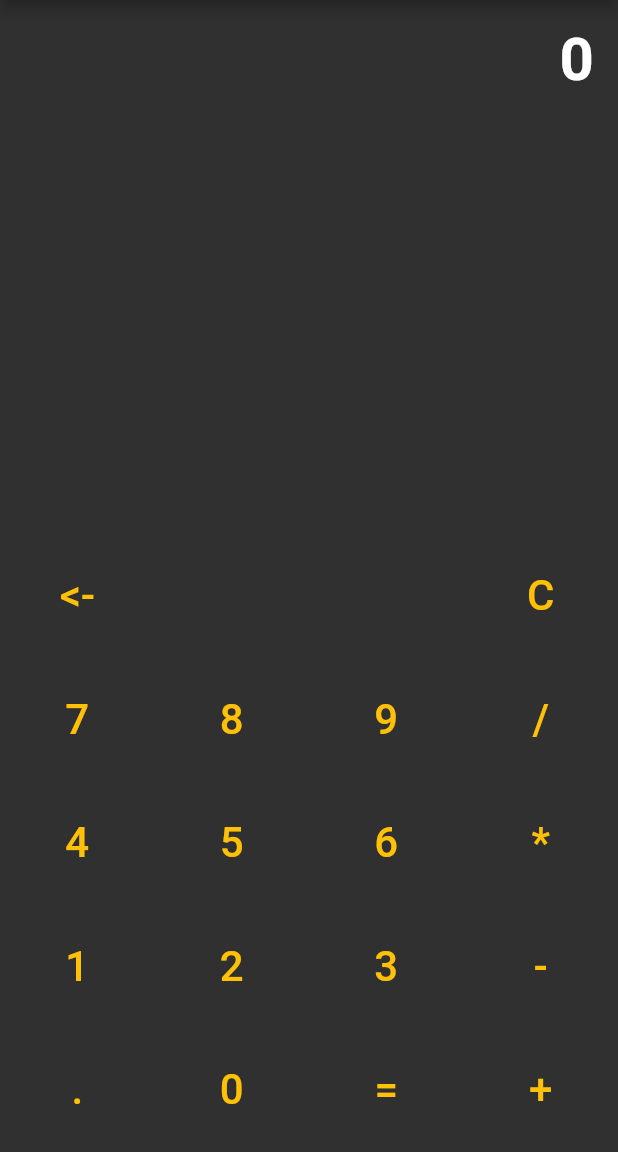
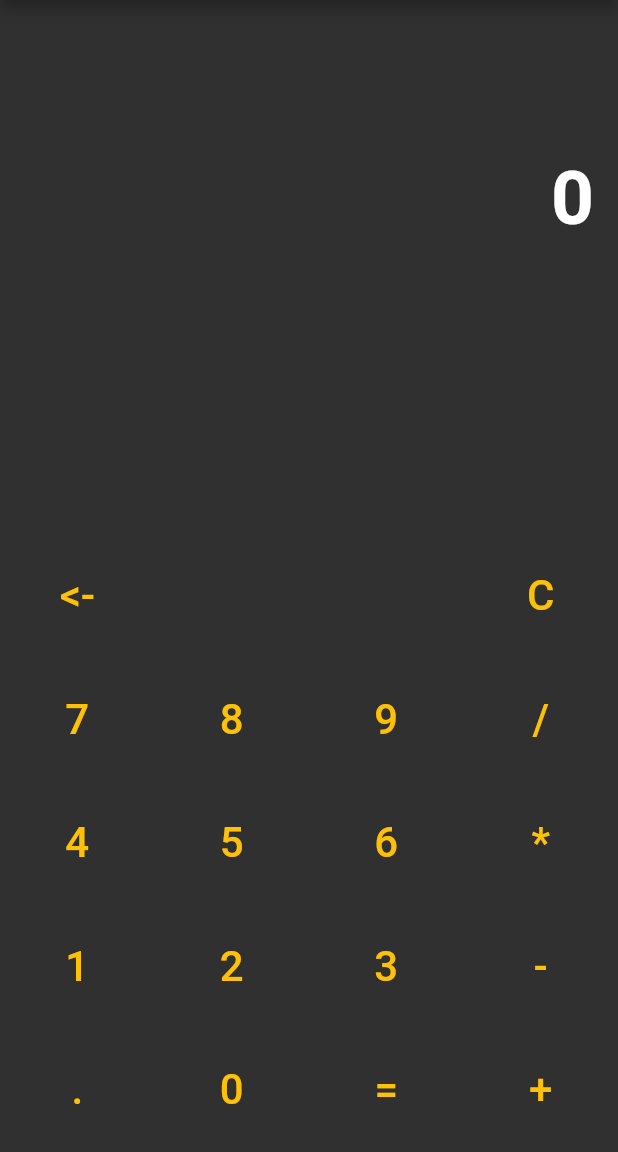
Before and after one commit to athullya-mol/Basic-Calculator-Flutter, a Flutter app: the screen it shows after launch, on a phone screen of 412 x 824 dp, the part 84-1236 px from its top. Run offline on Flutter 3.47's test engine with Material 2 defaults, Android fonts, the phone set to English and light mode, and no system bars; our stand-ins replace math_expressions.

Commit message:
Update calculator_screen.dart

```diff
--- a/lib/calculator_screen.dart
+++ b/lib/calculator_screen.dart
@@ -61,12 +61,12 @@ void onButtonPressed(String buttonText){
           children: [
               Expanded(
           child: Container(
-            alignment: Alignment.topRight,
+            alignment: Alignment.bottomRight,
             padding: const EdgeInsets.all(16),
             child: Text(
               input.isEmpty ? "0" : input,
               style: const TextStyle(
-                fontSize: 40,
+                fontSize: 50,
                 fontWeight: FontWeight.bold,
               ),
               textAlign: TextAlign.end,
@@ -81,16 +81,13 @@ void onButtonPressed(String buttonText){
             child: Text(
               result,
               style: const TextStyle(
-                fontSize: 50,
+                fontSize: 60,
                 fontWeight: FontWeight.bold,
                 color: Color.fromARGB(255, 249, 224, 3)
               ),
               textAlign: TextAlign.end,
             ),
           ),
-        ),
-        SizedBox(
-          height: MediaQuery.of(context).size.height*0.02,
         ),
             GridView.builder(
               shrinkWrap: true,
```
